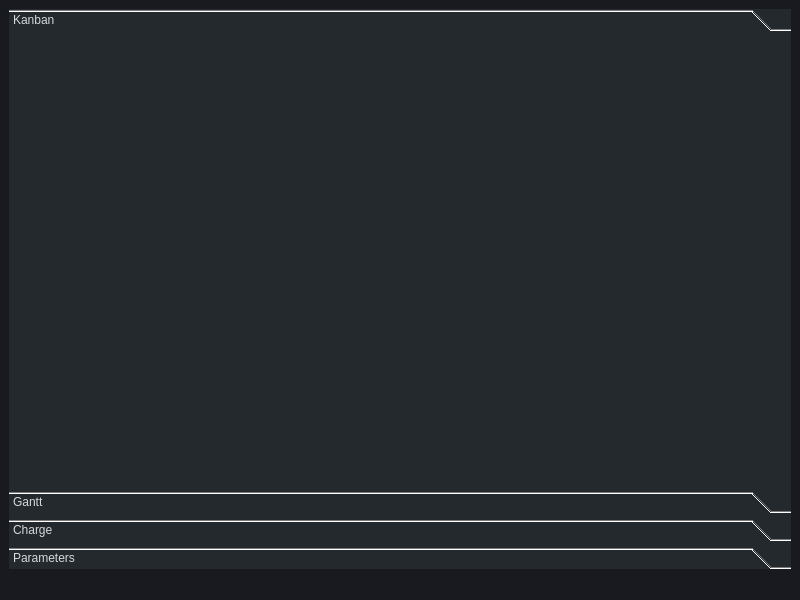
The window that mainwindow.ui (MaximeAeva/TheEfficientGuy) describes before a commit, drawn with Qt 5.
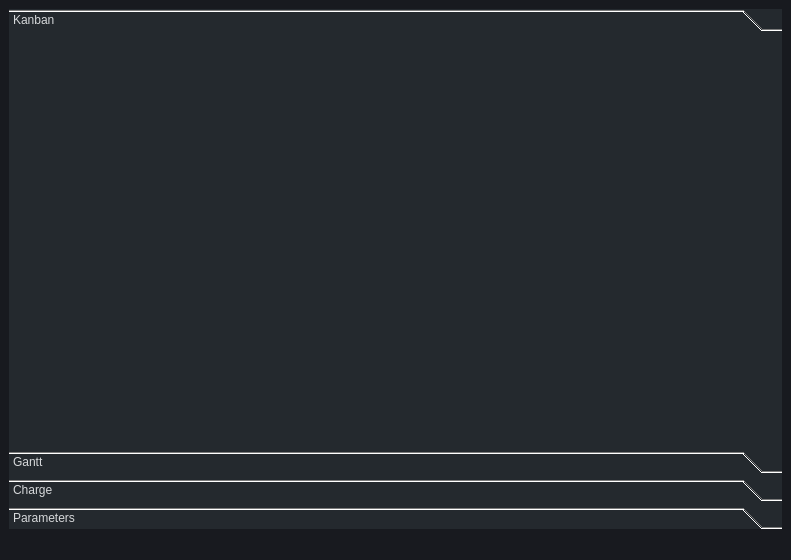
The same window after the commit. The open tabs and pages were chosen to show the change. Custom widgets are drawn as their Qt base class.

```diff
--- a/mainwindow.ui
+++ b/mainwindow.ui
@@ -6,8 +6,8 @@
    <rect>
     <x>0</x>
     <y>0</y>
-    <width>800</width>
-    <height>600</height>
+    <width>791</width>
+    <height>560</height>
    </rect>
   </property>
   <property name="windowTitle">
@@ -17,7 +17,7 @@
    <string notr="true">background-color: rgb(24, 26, 31);</string>
   </property>
   <widget class="QWidget" name="centralwidget">
-   <layout class="QHBoxLayout" name="horizontalLayout">
+   <layout class="QVBoxLayout" name="verticalLayout">
     <item>
      <widget class="QToolBox" name="toolBox">
       <property name="styleSheet">
@@ -33,8 +33,8 @@
         <rect>
          <x>0</x>
          <y>0</y>
-         <width>782</width>
-         <height>427</height>
+         <width>773</width>
+         <height>387</height>
         </rect>
        </property>
        <attribute name="label">
```
Left out of the diff: 4 changed lines with no effect on the pictures.
